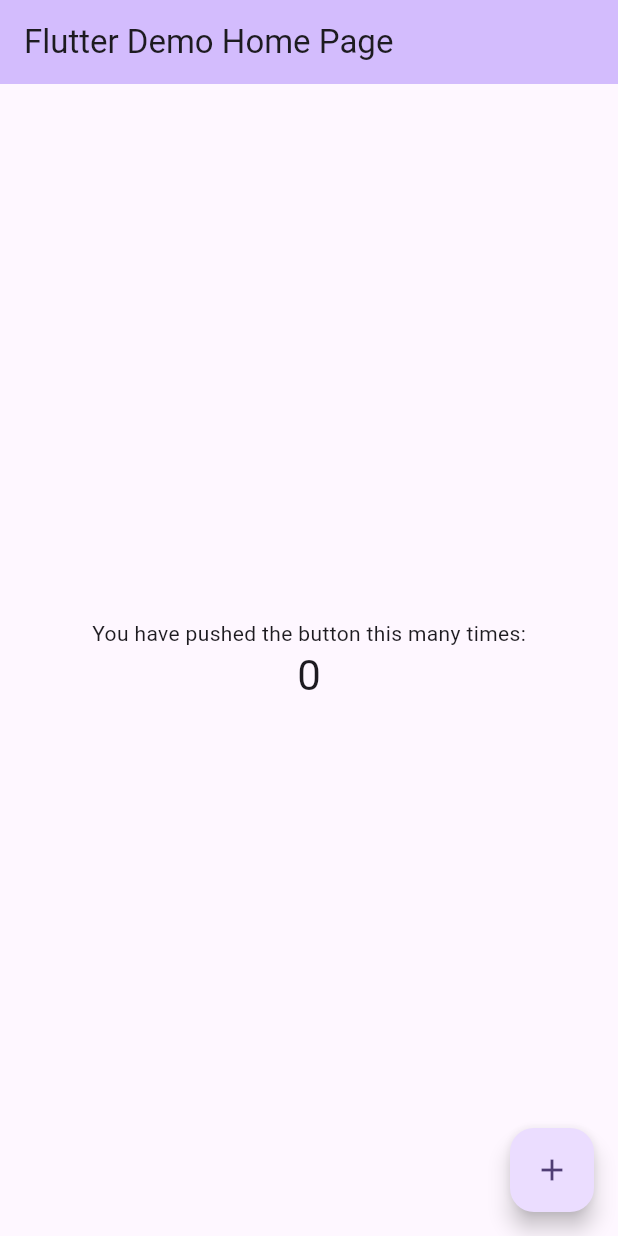
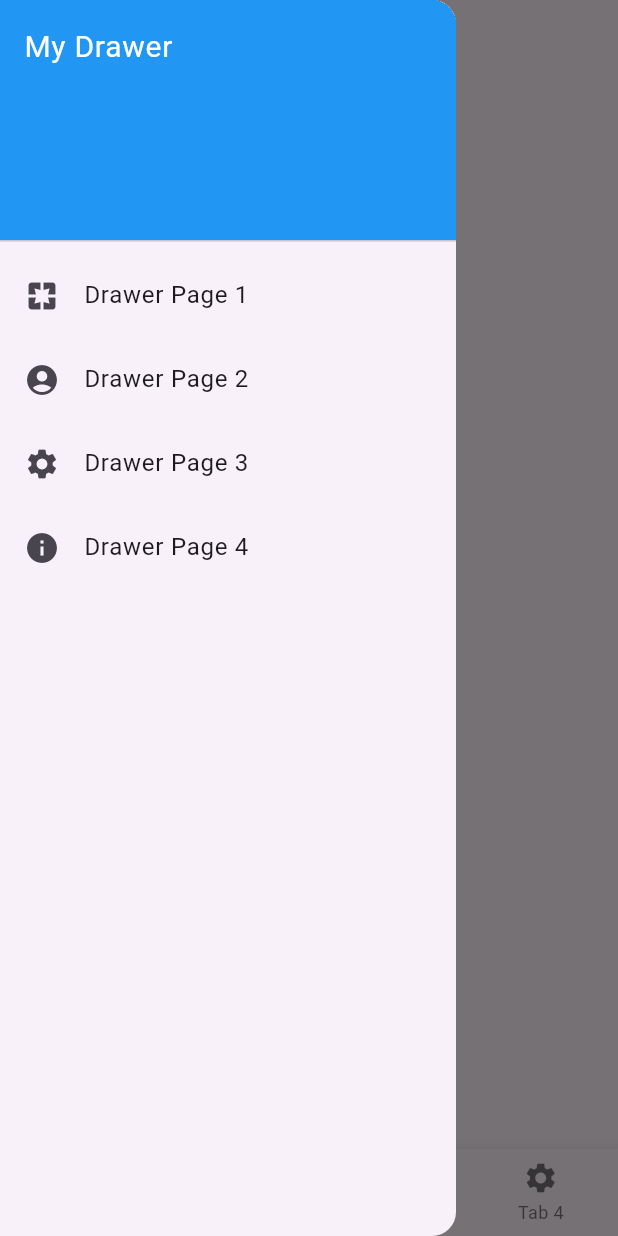
Before and after one commit to Dikshit94189/flutterui, a Flutter app: the screen it shows after launch, with the side drawer open (before the commit the screen has no drawer), on a phone screen of 412 x 824 dp. Run offline on Flutter 3.47's test engine with Material 3 defaults, Android fonts, the phone set to English and light mode, and no system bars.

Commit message:
nav_bar , drawer , screens

```diff
--- /dev/null
+++ b/lib/home_main.dart
@@ -0,0 +1,103 @@
+import 'package:flutter/material.dart';
+import 'package:flutter_ui/screens/bottom_tabs/tab_3.dart';
+import 'package:flutter_ui/screens/bottom_tabs/tab_4.dart';
+import 'package:flutter_ui/screens/bottom_tabs/tab_one.dart';
+import 'package:flutter_ui/screens/bottom_tabs/tab_two.dart';
+import 'package:flutter_ui/screens/drawer/drawer_four.dart';
+import 'package:flutter_ui/screens/drawer/drawer_one.dart';
+import 'package:flutter_ui/screens/drawer/drawer_three.dart';
+import 'package:flutter_ui/screens/drawer/drawer_two.dart';
+
+class HomePage extends StatefulWidget {
+  const HomePage({super.key});
+
+  @override
+  State<HomePage> createState() => _HomePageState();
+}
+
+class _HomePageState extends State<HomePage> {
+  int _currentIndex = 0;
+
+  final List<Widget> _bottomTabs = [
+    const BottomTab1(),
+    const BottomTab2(),
+    const BottomTab3(),
+    const BottomTab4(),
+  ];
+
+  void _onBottomNavTapped(int index) {
+    setState(() {
+      _currentIndex = index;
+    });
+  }
+
+  void _navigateToDrawerPage(Widget page) {
+    Navigator.push(
+      context,
+      MaterialPageRoute(builder: (context) => page),
+    );
+  }
+
+  @override
+  Widget build(BuildContext context) {
+    return Scaffold(
+      appBar: AppBar(
+        title: const Text("Home Page"),
+      ),
+      body: _bottomTabs[_currentIndex],
+      bottomNavigationBar: BottomNavigationBar(
+        currentIndex: _currentIndex,
+        onTap: _onBottomNavTapped,
+        type: BottomNavigationBarType.fixed,
+        items: const [
+          BottomNavigationBarItem(
+            icon: Icon(Icons.home),
+            label: "Tab 1",
+          ),
+          BottomNavigationBarItem(
+            icon: Icon(Icons.search),
+            label: "Tab 2",
+          ),
+          BottomNavigationBarItem(
+            icon: Icon(Icons.notifications),
+            label: "Tab 3",
+          ),
+          BottomNavigationBarItem(
+            icon: Icon(Icons.settings),
+            label: "Tab 4",
+          ),
+        ],
+      ),
+      drawer: Drawer(
+        child: ListView(
+          children: [
+            const DrawerHeader(
+              decoration: BoxDecoration(color: Colors.blue),
+              child: Text("My Drawer", style: TextStyle(color: Colors.white, fontSize: 20)),
+            ),
+            ListTile(
+              leading: const Icon(Icons.pages),
+              title: const Text("Drawer Page 1"),
+              onTap: () => _navigateToDrawerPage(const DrawerPage1()),
+            ),
+            ListTile(
+              leading: const Icon(Icons.account_circle),
+              title: const Text("Drawer Page 2"),
+              onTap: () => _navigateToDrawerPage(const DrawerPage2()),
+            ),
+            ListTile(
+              leading: const Icon(Icons.settings),
+              title: const Text("Drawer Page 3"),
+              onTap: () => _navigateToDrawerPage(const DrawerPage3()),
+            ),
+            ListTile(
+              leading: const Icon(Icons.info),
+              title: const Text("Drawer Page 4"),
+              onTap: () => _navigateToDrawerPage(const DrawerPage4()),
+            ),
+          ],
+        ),
+      ),
+    );
+  }
+}
--- a/lib/main.dart
+++ b/lib/main.dart
@@ -1,4 +1,6 @@
 import 'package:flutter/material.dart';
+
+import 'home_main.dart';
 
 void main() {
   runApp(const MyApp());
@@ -30,93 +32,7 @@ class MyApp extends StatelessWidget {
         // tested with just a hot reload.
         colorScheme: ColorScheme.fromSeed(seedColor: Colors.deepPurple),
       ),
-      home: const MyHomePage(title: 'Flutter Demo Home Page'),
+      home: HomePage(),
     );
   }
 }
-
-class MyHomePage extends StatefulWidget {
-  const MyHomePage({super.key, required this.title});
-
-  // This widget is the home page of your application. It is stateful, meaning
-  // that it has a State object (defined below) that contains fields that affect
-  // how it looks.
-
-  // This class is the configuration for the state. It holds the values (in this
-  // case the title) provided by the parent (in this case the App widget) and
-  // used by the build method of the State. Fields in a Widget subclass are
-  // always marked "final".
-
-  final String title;
-
-  @override
-  State<MyHomePage> createState() => _MyHomePageState();
-}
-
-class _MyHomePageState extends State<MyHomePage> {
-  int _counter = 0;
-
-  void _incrementCounter() {
-    setState(() {
-      // This call to setState tells the Flutter framework that something has
-      // changed in this State, which causes it to rerun the build method below
-      // so that the display can reflect the updated values. If we changed
-      // _counter without calling setState(), then the build method would not be
-      // called again, and so nothing would appear to happen.
-      _counter++;
-    });
-  }
-
-  @override
-  Widget build(BuildContext context) {
-    // This method is rerun every time setState is called, for instance as done
-    // by the _incrementCounter method above.
-    //
-    // The Flutter framework has been optimized to make rerunning build methods
-    // fast, so that you can just rebuild anything that needs updating rather
-    // than having to individually change instances of widgets.
-    return Scaffold(
-      appBar: AppBar(
-        // TRY THIS: Try changing the color here to a specific color (to
-        // Colors.amber, perhaps?) and trigger a hot reload to see the AppBar
-        // change color while the other colors stay the same.
-        backgroundColor: Theme.of(context).colorScheme.inversePrimary,
-        // Here we take the value from the MyHomePage object that was created by
-        // the App.build method, and use it to set our appbar title.
-        title: Text(widget.title),
-      ),
-      body: Center(
-        // Center is a layout widget. It takes a single child and positions it
-        // in the middle of the parent.
-        child: Column(
-          // Column is also a layout widget. It takes a list of children and
-          // arranges them vertically. By default, it sizes itself to fit its
-          // children horizontally, and tries to be as tall as its parent.
-          //
-          // Column has various properties to control how it sizes itself and
-          // how it positions its children. Here we use mainAxisAlignment to
-          // center the children vertically; the main axis here is the vertical
-          // axis because Columns are vertical (the cross axis would be
-          // horizontal).
-          //
-          // TRY THIS: Invoke "debug painting" (choose the "Toggle Debug Paint"
-          // action in the IDE, or press "p" in the console), to see the
-          // wireframe for each widget.
-          mainAxisAlignment: MainAxisAlignment.center,
-          children: <Widget>[
-            const Text('You have pushed the button this many times:'),
-            Text(
-              '$_counter',
-              style: Theme.of(context).textTheme.headlineMedium,
-            ),
-          ],
-        ),
-      ),
-      floatingActionButton: FloatingActionButton(
-        onPressed: _incrementCounter,
-        tooltip: 'Increment',
-        child: const Icon(Icons.add),
-      ), // This trailing comma makes auto-formatting nicer for build methods.
-    );
-  }
-}
--- /dev/null
+++ b/lib/screens/bottom_tabs/tab_one.dart
@@ -0,0 +1,12 @@
+import 'package:flutter/material.dart';
+
+class BottomTab1 extends StatelessWidget {
+  const BottomTab1({super.key});
+
+  @override
+  Widget build(BuildContext context) {
+    return const Center(
+      child: Text("Bottom Tab 1", style: TextStyle(fontSize: 24)),
+    );
+  }
+}
--- /dev/null
+++ b/lib/screens/drawer/drawer_four.dart
@@ -0,0 +1,15 @@
+import 'package:flutter/material.dart';
+
+class DrawerPage4 extends StatelessWidget {
+  const DrawerPage4({super.key});
+
+  @override
+  Widget build(BuildContext context) {
+    return Scaffold(
+      appBar: AppBar(title: const Text("Drawer Page 4")),
+      body: const Center(
+        child: Text("This is Drawer Page 4", style: TextStyle(fontSize: 24)),
+      ),
+    );
+  }
+}
--- /dev/null
+++ b/lib/screens/drawer/drawer_one.dart
@@ -0,0 +1,15 @@
+import 'package:flutter/material.dart';
+
+class DrawerPage1 extends StatelessWidget {
+  const DrawerPage1({super.key});
+
+  @override
+  Widget build(BuildContext context) {
+    return Scaffold(
+      appBar: AppBar(title: const Text("Drawer Page 1")),
+      body: const Center(
+        child: Text("This is Drawer Page 1", style: TextStyle(fontSize: 24)),
+      ),
+    );
+  }
+}
--- /dev/null
+++ b/lib/screens/drawer/drawer_three.dart
@@ -0,0 +1,15 @@
+import 'package:flutter/material.dart';
+
+class DrawerPage3 extends StatelessWidget {
+  const DrawerPage3({super.key});
+
+  @override
+  Widget build(BuildContext context) {
+    return Scaffold(
+      appBar: AppBar(title: const Text("Drawer Page 3")),
+      body: const Center(
+        child: Text("This is Drawer Page 3", style: TextStyle(fontSize: 24)),
+      ),
+    );
+  }
+}
--- /dev/null
+++ b/lib/screens/drawer/drawer_two.dart
@@ -0,0 +1,15 @@
+import 'package:flutter/material.dart';
+
+class DrawerPage2 extends StatelessWidget {
+  const DrawerPage2({super.key});
+
+  @override
+  Widget build(BuildContext context) {
+    return Scaffold(
+      appBar: AppBar(title: const Text("Drawer Page 2")),
+      body: const Center(
+        child: Text("This is Drawer Page 2", style: TextStyle(fontSize: 24)),
+      ),
+    );
+  }
+}
```
Also changed, not shown: lib/screens/bottom_tabs/tab_3.dart (added, +12 -0 lines), lib/screens/bottom_tabs/tab_4.dart (added, +12 -0 lines), lib/screens/bottom_tabs/tab_two.dart (added, +12 -0 lines).
